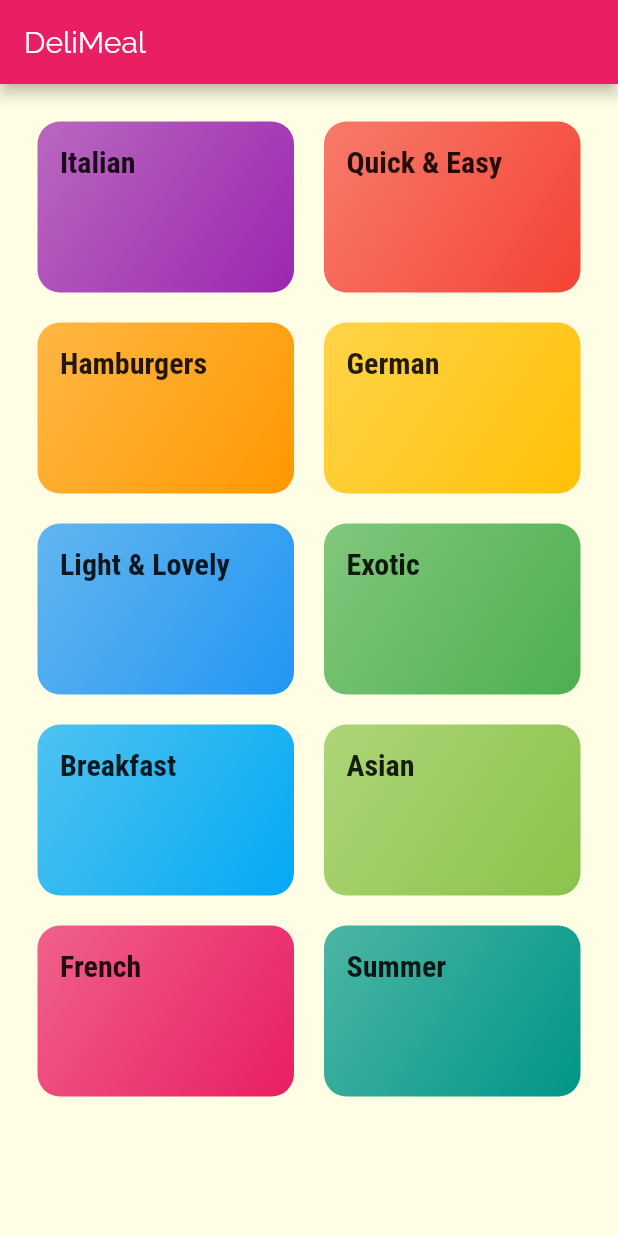
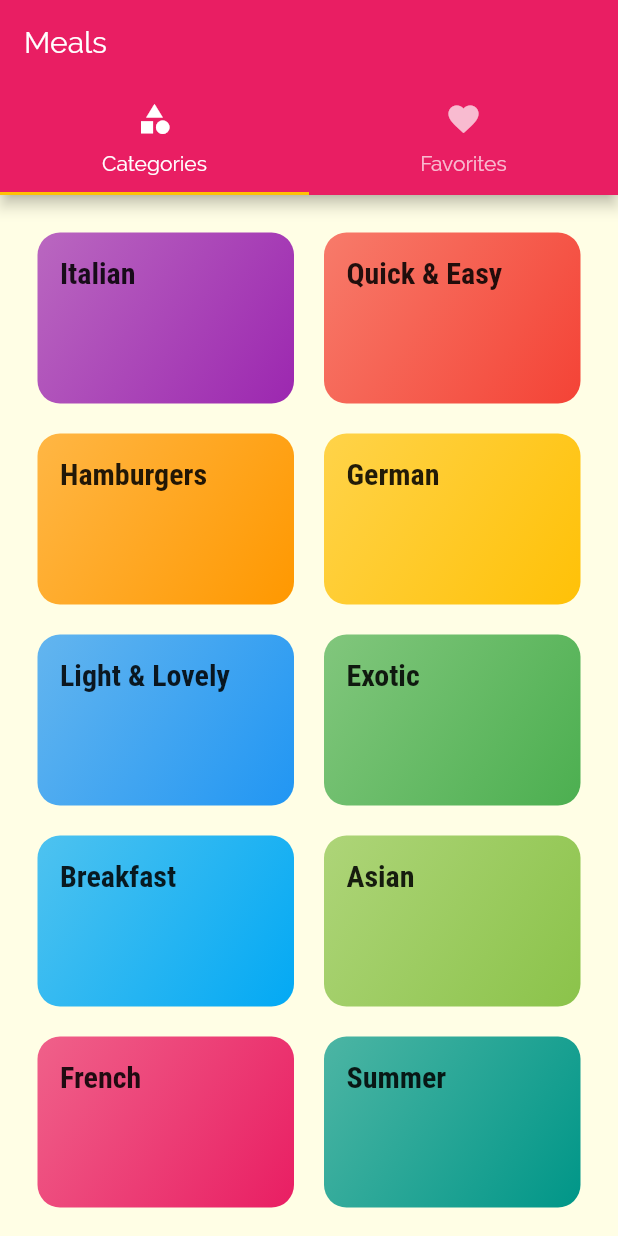
Before and after one commit to DaoVuDat/Flutter_Meal_App, a Flutter app: the screen it shows after launch, on a phone screen of 412 x 824 dp. Run offline on Flutter 3.47's test engine with Material 2 defaults, Android fonts, the phone set to English and light mode, and no system bars.

Commit message:
tabbar below appbar

```diff
--- a/lib/main.dart
+++ b/lib/main.dart
@@ -2,7 +2,7 @@ import 'package:flutter/material.dart';
 import './screens/meal_detail_screen.dart';
 import './screens/categories_screen.dart';
 import './screens/category_meals_screen.dart';
-
+import './screens/tab_screen.dart';
 void main() => runApp(MyApp());
 
 class MyApp extends StatelessWidget {
@@ -32,10 +32,11 @@ class MyApp extends StatelessWidget {
       initialRoute: '/',
       // MyHomePage(),
       routes: {
-        '/': (ctx) => CategoriesScreen(),
+        '/': (ctx) => TabsScreens(),
         CategoryMealsScreen.routeName: (ctx) => CategoryMealsScreen(),
         MealDetailScreen.routeName: (ctx) => MealDetailScreen(),
       },
+      onUnknownRoute: (settings) => MaterialPageRoute(builder: (context) => CategoriesScreen(),),
     );
   }
 }
--- a/lib/screens/categories_screen.dart
+++ b/lib/screens/categories_screen.dart
@@ -3,15 +3,9 @@ import "../dummy_categories.dart";
 import "../widgets/category_item.dart";
 
 class CategoriesScreen extends StatelessWidget {
-
-
   @override
   Widget build(BuildContext context) {
-    return Scaffold(
-      appBar: AppBar(
-        title: const Text("DeliMeal"),
-      ),
-      body: GridView(
+    return GridView(
       padding: const EdgeInsets.all(25),
       children: DUMMY_CATEGORIES
           .map(
@@ -24,7 +18,6 @@ class CategoriesScreen extends StatelessWidget {
         crossAxisSpacing: 20,
         mainAxisSpacing: 20,
       ),
-      ),
     );
   }
 }
--- /dev/null
+++ b/lib/screens/tab_screen.dart
@@ -0,0 +1,41 @@
+import 'package:flutter/material.dart';
+import '../screens/categories_screen.dart';
+import '../screens/favorite_screen.dart';
+
+class TabsScreens extends StatefulWidget {
+  @override
+  _TabsScreensState createState() => _TabsScreensState();
+}
+
+class _TabsScreensState extends State<TabsScreens> {
+  @override
+  Widget build(BuildContext context) {
+    return DefaultTabController(
+      length: 2,
+      initialIndex: 0,
+      child: Scaffold(
+        appBar: AppBar(
+          title: Text("Meals"),
+          bottom: TabBar(
+            tabs: <Widget>[
+              Tab(
+                icon: Icon(Icons.category),
+                text: "Categories",
+              ),
+              Tab(
+                icon: Icon(Icons.favorite),
+                text: "Favorites",
+              ),
+            ],
+          ),
+        ),
+        body: TabBarView(
+          children: <Widget>[
+            CategoriesScreen(),
+            FavoriteScreen(),
+          ],
+        ),
+      ),
+    );
+  }
+}
```
Also changed, not shown: lib/screens/favorite_screen.dart (added, +10 -0 lines), lib/screens/meal_detail_screen.dart (+59 -10 lines). Lines whose indentation alone changed are shown as unchanged.
